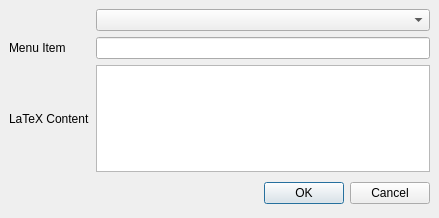
Old version of the form usermenudialog.ui in the repository orao/texmaker.
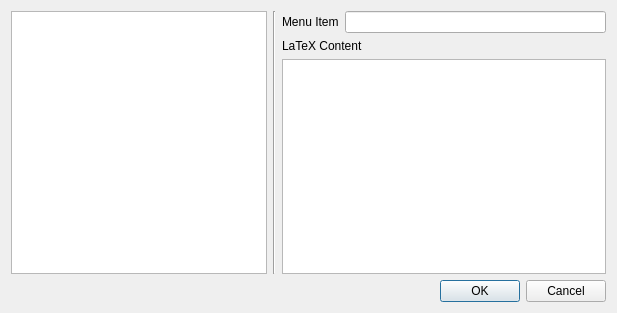
New version of the form.

```diff
--- a/usermenudialog.ui
+++ b/usermenudialog.ui
@@ -1,94 +1,72 @@
 <ui version="4.0" >
  <class>UserMenuDialog</class>
- <widget class="QDialog" name="UserMenuDialog" >
-  <property name="geometry" >
+ <widget class="QDialog" name="UserMenuDialog">
+  <property name="geometry">
    <rect>
     <x>0</x>
     <y>0</y>
-    <width>439</width>
-    <height>218</height>
+    <width>617</width>
+    <height>313</height>
    </rect>
   </property>
   <property name="windowTitle" >
    <string>Edit User Tags</string>
   </property>
-  <layout class="QGridLayout" >
-   <property name="margin" >
-    <number>9</number>
-   </property>
-   <property name="spacing" >
-    <number>6</number>
-   </property>
-   <item row="1" column="0" >
-    <layout class="QHBoxLayout" >
-     <property name="margin" >
-      <number>0</number>
+  <layout class="QGridLayout" name="gridLayout_2">
+   <item row="0" column="0">
+    <widget class="QListWidget" name="listWidget">
+     <property name="sizePolicy">
+      <sizepolicy hsizetype="Minimum" vsizetype="Expanding">
+       <horstretch>0</horstretch>
+       <verstretch>0</verstretch>
+      </sizepolicy>
      </property>
-     <property name="spacing" >
-      <number>6</number>
+     <property name="maximumSize">
+      <size>
+       <width>300</width>
+       <height>16777215</height>
+      </size>
      </property>
-     <item>
-      <spacer>
-       <property name="orientation" >
-        <enum>Qt::Horizontal</enum>
-       </property>
-       <property name="sizeHint" >
-        <size>
-         <width>131</width>
-         <height>31</height>
-        </size>
-       </property>
-      </spacer>
-     </item>
-     <item>
-      <widget class="QPushButton" name="okButton" >
-       <property name="text" >
-        <string>OK</string>
-       </property>
-      </widget>
-     </item>
-     <item>
-      <widget class="QPushButton" name="cancelButton" >
-       <property name="text" >
-        <string>Cancel</string>
-       </property>
-      </widget>
-     </item>
-    </layout>
+    </widget>
    </item>
-   <item row="0" column="0" >
-    <layout class="QGridLayout" >
-     <property name="margin" >
-      <number>0</number>
+   <item row="0" column="1">
+    <widget class="Line" name="line">
+     <property name="orientation">
+      <enum>Qt::Vertical</enum>
      </property>
-     <property name="spacing" >
-      <number>6</number>
-     </property>
-     <item row="2" column="1" >
-      <widget class="QTextEdit" name="tagEdit" />
-     </item>
-     <item row="0" column="1" >
-      <widget class="QComboBox" name="comboBox" />
-     </item>
-     <item row="1" column="0" >
-      <widget class="QLabel" name="label" >
-       <property name="text" >
+    </widget>
+   </item>
+   <item row="0" column="2">
+    <layout class="QGridLayout" name="gridLayout">
+     <item row="0" column="0">
+      <widget class="QLabel" name="label">
+       <property name="text">
         <string>Menu Item</string>
        </property>
       </widget>
      </item>
-     <item row="1" column="1" >
-      <widget class="QLineEdit" name="itemEdit" />
+     <item row="0" column="1">
+      <widget class="QLineEdit" name="itemEdit"/>
      </item>
-     <item row="2" column="0" >
-      <widget class="QLabel" name="label_2" >
-       <property name="text" >
+     <item row="1" column="0" colspan="2">
+      <widget class="QLabel" name="label_2">
+       <property name="text">
         <string>LaTeX Content</string>
        </property>
       </widget>
      </item>
+     <item row="2" column="0" colspan="2">
+      <widget class="QTextEdit" name="tagEdit"/>
+     </item>
     </layout>
    </item>
+   <item row="1" column="0" colspan="3">
+    <widget class="QDialogButtonBox" name="buttonBox">
+     <property name="standardButtons">
+      <set>QDialogButtonBox::Cancel|QDialogButtonBox::Ok</set>
+     </property>
+    </widget>
+   </item>
   </layout>
  </widget>
  <tabstops>
```
Left out of the diff: 25 changed lines with no effect on the pictures.
